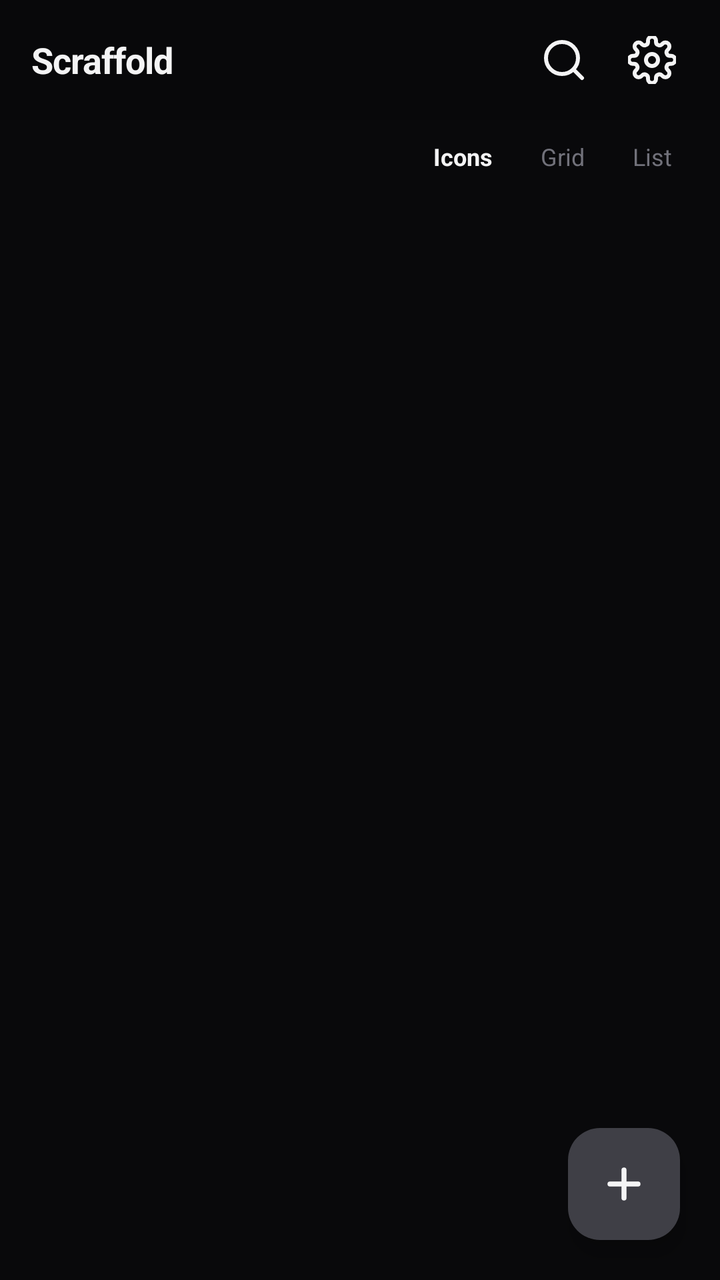
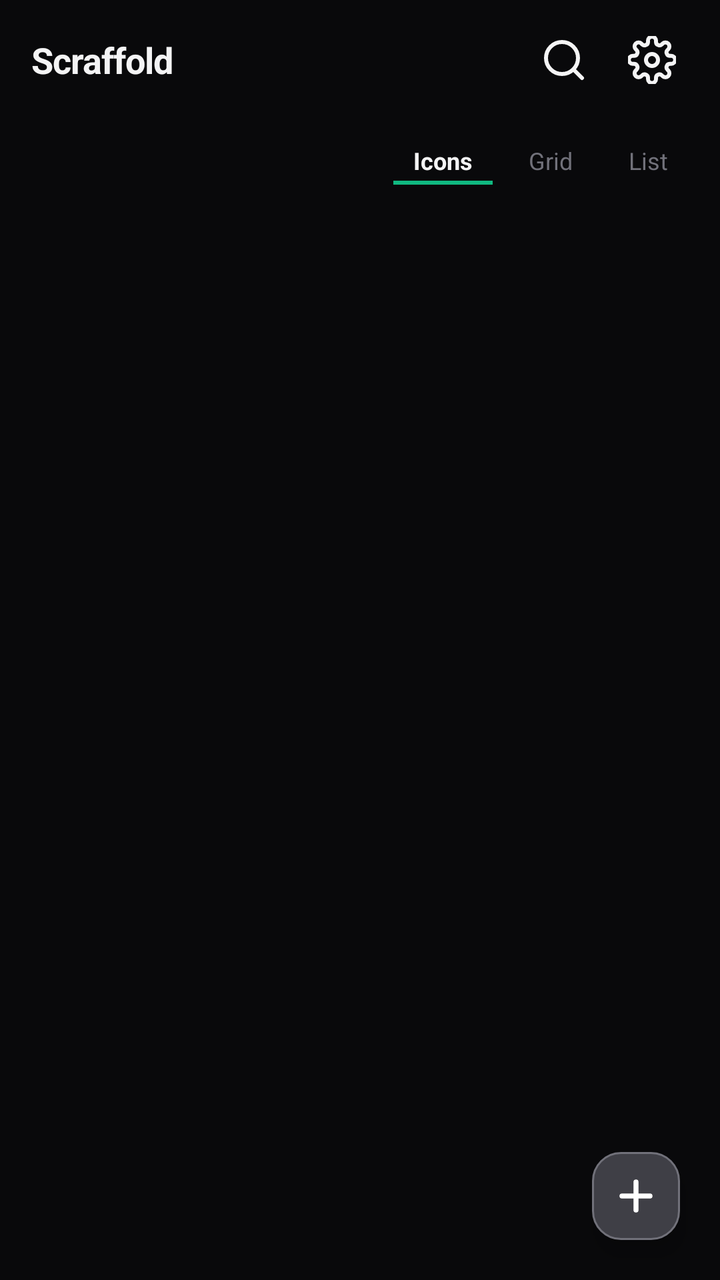

The first picture is an Android layout as it rendered before a commit; the second is the same layout after the commit. The layout source and the unified diff follow.
<!-- AndroidManifest.xml: application theme Theme.Scaffold -->
<!-- res/layout/activity_main.xml -->
<?xml version="1.0" encoding="utf-8"?>
<androidx.constraintlayout.widget.ConstraintLayout xmlns:android="http://schemas.android.com/apk/res/android"
    xmlns:app="http://schemas.android.com/apk/res-auto"
    android:layout_width="match_parent"
    android:layout_height="match_parent"
    android:background="@color/bg_primary">

    
    <LinearLayout
        android:id="@+id/header_layout"
        android:layout_width="match_parent"
        android:layout_height="wrap_content"
        android:orientation="horizontal"
        android:gravity="center_vertical"
        android:paddingHorizontal="16dp"
        android:paddingVertical="12dp"
        android:background="#10000000"
        app:layout_constraintTop_toTopOf="parent">

        <TextView
            android:id="@+id/tv_app_title"
            android:layout_width="0dp"
            android:layout_height="wrap_content"
            android:layout_weight="1"
            android:text="@string/shelf_title"
            android:textColor="@color/text_primary"
            android:textSize="18sp"
            android:textStyle="bold"
            android:letterSpacing="-0.02" />

        
        <ImageButton
            android:id="@+id/btn_toggle_search"
            android:layout_width="36dp"
            android:layout_height="36dp"
            android:background="?attr/selectableItemBackgroundBorderless"
            android:src="@drawable/ic_search"
            android:contentDescription="Search" />

        
        <ImageButton
            android:id="@+id/btn_settings"
            android:layout_width="36dp"
            android:layout_height="36dp"
            android:layout_marginStart="8dp"
            android:background="?attr/selectableItemBackgroundBorderless"
            android:src="@drawable/ic_settings"
            android:contentDescription="Settings" />
    </LinearLayout>

    
    <FrameLayout
        android:id="@+id/search_container"
        android:layout_width="match_parent"
        android:layout_height="wrap_content"
        android:visibility="gone"
        android:paddingHorizontal="12dp"
        android:paddingBottom="8dp"
        android:background="#15121215"
        app:layout_constraintTop_toBottomOf="@id/header_layout">

        <EditText
            android:id="@+id/et_search"
            android:layout_width="match_parent"
            android:layout_height="38dp"
            android:background="@drawable/bg_card"
            android:paddingHorizontal="12dp"
            android:hint="@string/search_hint"
            android:textColor="@color/text_primary"
            android:textColorHint="@color/text_muted"
            android:textSize="13sp"
            android:imeOptions="actionSearch"
            android:inputType="text" />
    </FrameLayout>

    
    <LinearLayout
        android:id="@+id/layout_switcher_container"
        android:layout_width="match_parent"
        android:layout_height="wrap_content"
        android:orientation="horizontal"
        android:gravity="end|center_vertical"
        android:paddingHorizontal="16dp"
        android:paddingVertical="6dp"
        app:layout_constraintTop_toBottomOf="@id/search_container">

        <TextView
            android:id="@+id/tab_icons"
            android:layout_width="wrap_content"
            android:layout_height="wrap_content"
            android:text="@string/view_icons"
            android:textColor="@color/text_primary"
            android:textSize="12sp"
            android:textStyle="bold"
            android:paddingHorizontal="8dp"
            android:paddingVertical="4dp" />

        <TextView
            android:id="@+id/tab_grid"
            android:layout_width="wrap_content"
            android:layout_height="wrap_content"
            android:text="@string/view_grid"
            android:textColor="@color/text_muted"
            android:textSize="12sp"
            android:paddingHorizontal="8dp"
            android:paddingVertical="4dp"
            android:layout_marginStart="8dp" />

        <TextView
            android:id="@+id/tab_list"
            android:layout_width="wrap_content"
            android:layout_height="wrap_content"
            android:text="@string/view_list"
            android:textColor="@color/text_muted"
            android:textSize="12sp"
            android:paddingHorizontal="8dp"
            android:paddingVertical="4dp"
            android:layout_marginStart="8dp" />
    </LinearLayout>

    
    <androidx.recyclerview.widget.RecyclerView
        android:id="@+id/rv_shelf"
        android:layout_width="match_parent"
        android:layout_height="0dp"
        android:paddingHorizontal="8dp"
        android:paddingTop="8dp"
        android:paddingBottom="72dp"
        android:clipToPadding="false"
        app:layout_constraintTop_toBottomOf="@id/layout_switcher_container"
        app:layout_constraintBottom_toBottomOf="parent" />

    
    <com.google.android.material.floatingactionbutton.FloatingActionButton
        android:id="@+id/fab_add_app"
        android:layout_width="wrap_content"
        android:layout_height="wrap_content"
        android:layout_margin="20dp"
        android:src="@drawable/ic_add"
        app:backgroundTint="#3F3F46"
        app:tint="@color/text_primary"
        app:shapeAppearanceOverlay="@style/Theme.Scaffold"
        app:layout_constraintBottom_toBottomOf="parent"
        app:layout_constraintEnd_toEndOf="parent"
        android:contentDescription="@string/add_web_app" />

</androidx.constraintlayout.widget.ConstraintLayout>
<!-- resources referenced by this layout -->
<resources>
  <color name="bg_primary">#09090B</color>
  <color name="text_muted">#71717A</color>
  <color name="text_primary">#F4F4F5</color>
  <!-- drawable bg_card (drawable) -->
  <?xml version="1.0" encoding="utf-8"?>
  <shape xmlns:android="http://schemas.android.com/apk/res/android"
      android:shape="rectangle">
      <solid android:color="@color/bg_surface" />
      <stroke
          android:width="1dp"
          android:color="@color/border_primary" />
      <corners android:radius="10dp" />
  </shape>
  <!-- drawable ic_add (drawable) -->
  <vector xmlns:android="http://schemas.android.com/apk/res/android"
      android:width="24dp"
      android:height="24dp"
      android:viewportWidth="24"
      android:viewportHeight="24">
      <path
          android:strokeColor="#FFFFFF"
          android:strokeWidth="2.5"
          android:strokeLineCap="round"
          android:strokeLineJoin="round"
          android:pathData="M12,5 L12,19 M5,12 L19,12" />
  </vector>
  <!-- drawable ic_search (drawable) -->
  <vector xmlns:android="http://schemas.android.com/apk/res/android"
      android:width="24dp"
      android:height="24dp"
      android:viewportWidth="24"
      android:viewportHeight="24">
      <path
          android:strokeColor="#F4F4F5"
          android:strokeWidth="2"
          android:strokeLineCap="round"
          android:strokeLineJoin="round"
          android:pathData="M11,19 A8,8 0 1,0 11,3 A8,8 0 0,0 11,19 Z M21,21 L16.65,16.65" />
  </vector>
  <string name="add_web_app">Add WebApp</string>
  <string name="search_hint">Search apps or domains...</string>
  <string name="shelf_title">Scraffold</string>
  <string name="view_grid">Grid</string>
  <string name="view_icons">Icons</string>
  <string name="view_list">List</string>
  <color name="bg_surface">#121215</color>
  <color name="border_primary">#27272A</color>
  <color name="accent_emerald">#10B981</color>
  <color name="text_on_accent">#000000</color>
  <!-- unchanged entries left out for length: 2 -->
</resources>

<!-- the commit's change to res/layout/activity_main.xml (unified diff, before → after) -->
@@ -1,6 +1,7 @@
 <?xml version="1.0" encoding="utf-8"?>
 <androidx.constraintlayout.widget.ConstraintLayout xmlns:android="http://schemas.android.com/apk/res/android"
     xmlns:app="http://schemas.android.com/apk/res-auto"
+    android:id="@+id/main_root_layout"
     android:layout_width="match_parent"
     android:layout_height="match_parent"
     android:background="@color/bg_primary">
@@ -14,7 +15,7 @@
         android:gravity="center_vertical"
         android:paddingHorizontal="16dp"
         android:paddingVertical="12dp"
-        android:background="#10000000"
+        android:background="#15121215"
         app:layout_constraintTop_toTopOf="parent">
 
         <TextView
@@ -54,7 +55,7 @@
         android:layout_width="match_parent"
         android:layout_height="wrap_content"
         android:visibility="gone"
-        android:paddingHorizontal="12dp"
+        android:paddingHorizontal="14dp"
         android:paddingBottom="8dp"
         android:background="#15121215"
         app:layout_constraintTop_toBottomOf="@id/header_layout">
@@ -81,7 +82,7 @@
         android:orientation="horizontal"
         android:gravity="end|center_vertical"
         android:paddingHorizontal="16dp"
-        android:paddingVertical="6dp"
+        android:paddingVertical="8dp"
         app:layout_constraintTop_toBottomOf="@id/search_container">
 
         <TextView
@@ -92,8 +93,9 @@
             android:textColor="@color/text_primary"
             android:textSize="12sp"
             android:textStyle="bold"
-            android:paddingHorizontal="8dp"
-            android:paddingVertical="4dp" />
+            android:paddingHorizontal="10dp"
+            android:paddingVertical="4dp"
+            android:background="@drawable/bg_tab_active" />
 
         <TextView
             android:id="@+id/tab_grid"
@@ -102,9 +104,10 @@
             android:text="@string/view_grid"
             android:textColor="@color/text_muted"
             android:textSize="12sp"
-            android:paddingHorizontal="8dp"
+            android:paddingHorizontal="10dp"
             android:paddingVertical="4dp"
-            android:layout_marginStart="8dp" />
+            android:layout_marginStart="8dp"
+            android:background="@drawable/bg_tab_inactive" />
 
         <TextView
             android:id="@+id/tab_list"
@@ -113,9 +116,54 @@
             android:text="@string/view_list"
             android:textColor="@color/text_muted"
             android:textSize="12sp"
-            android:paddingHorizontal="8dp"
+            android:paddingHorizontal="10dp"
             android:paddingVertical="4dp"
-            android:layout_marginStart="8dp" />
+            android:layout_marginStart="8dp"
+            android:background="@drawable/bg_tab_inactive" />
+    </LinearLayout>
+
+    
+    <LinearLayout
+        android:id="@+id/empty_state_container"
+        android:layout_width="match_parent"
+        android:layout_height="0dp"
+        android:orientation="vertical"
+        android:gravity="center"
+        android:visibility="gone"
+        android:padding="24dp"
+        app:layout_constraintTop_toBottomOf="@id/layout_switcher_container"
+        app:layout_constraintBottom_toBottomOf="parent">
+
+        <FrameLayout
+            android:layout_width="64dp"
+            android:layout_height="64dp"
+            android:background="@drawable/bg_squircle_emerald">
+
+            <ImageView
+                android:layout_width="28dp"
+                android:layout_height="28dp"
+                android:layout_gravity="center"
+                android:src="@drawable/ic_add"
+                app:tint="@color/accent_emerald"
+                android:contentDescription="Add App" />
+        </FrameLayout>
+
+        <TextView
+            android:layout_width="wrap_content"
+            android:layout_height="wrap_content"
+            android:layout_marginTop="14dp"
+            android:text="Your shelf is empty"
+            android:textColor="@color/text_primary"
+            android:textSize="15sp"
+            android:textStyle="bold" />
+
+        <TextView
+            android:layout_width="wrap_content"
+            android:layout_height="wrap_content"
+            android:layout_marginTop="4dp"
+            android:text="Tap + below to add your first WebApp"
+            android:textColor="@color/text_muted"
+            android:textSize="12sp" />
     </LinearLayout>
 
     
@@ -124,22 +172,22 @@
         android:layout_width="match_parent"
         android:layout_height="0dp"
         android:paddingHorizontal="8dp"
-        android:paddingTop="8dp"
-        android:paddingBottom="72dp"
+        android:paddingTop="6dp"
+        android:paddingBottom="76dp"
         android:clipToPadding="false"
         app:layout_constraintTop_toBottomOf="@id/layout_switcher_container"
         app:layout_constraintBottom_toBottomOf="parent" />
 
     
-    <com.google.android.material.floatingactionbutton.FloatingActionButton
+    <ImageButton
         android:id="@+id/fab_add_app"
-        android:layout_width="wrap_content"
-        android:layout_height="wrap_content"
+        android:layout_width="44dp"
+        android:layout_height="44dp"
         android:layout_margin="20dp"
+        android:background="@drawable/bg_fab"
         android:src="@drawable/ic_add"
-        app:backgroundTint="#3F3F46"
-        app:tint="@color/text_primary"
-        app:shapeAppearanceOverlay="@style/Theme.Scaffold"
+        android:scaleType="centerInside"
+        android:elevation="6dp"
         app:layout_constraintBottom_toBottomOf="parent"
         app:layout_constraintEnd_toEndOf="parent"
         android:contentDescription="@string/add_web_app" />
<!-- resource entries referenced after the edit -->
@@ -12,6 +12,55 @@
           android:width="1dp"
           android:color="@color/border_primary" />
       <corners android:radius="10dp" />
+  </shape>
+  <!-- drawable bg_fab (drawable) -->
+  <?xml version="1.0" encoding="utf-8"?>
+  <ripple xmlns:android="http://schemas.android.com/apk/res/android"
+      android:color="#52525B">
+      <item>
+          <shape android:shape="rectangle">
+              <solid android:color="#3F3F46" />
+              <stroke
+                  android:width="1dp"
+                  android:color="#71717A" />
+              <corners android:radius="14dp" />
+          </shape>
+      </item>
+  </ripple>
+  <!-- drawable bg_squircle_emerald (drawable) -->
+  <?xml version="1.0" encoding="utf-8"?>
+  <shape xmlns:android="http://schemas.android.com/apk/res/android"
+      android:shape="rectangle">
+      <gradient
+          android:type="linear"
+          android:angle="315"
+          android:startColor="#1E3A2F"
+          android:endColor="#091410" />
+      <stroke
+          android:width="1dp"
+          android:color="#4D10B981" />
+      <corners android:radius="14dp" />
+  </shape>
+  <!-- drawable bg_tab_active (drawable) -->
+  <?xml version="1.0" encoding="utf-8"?>
+  <layer-list xmlns:android="http://schemas.android.com/apk/res/android">
+      <item
+          android:top="-2dp"
+          android:left="-2dp"
+          android:right="-2dp">
+          <shape android:shape="rectangle">
+              <stroke
+                  android:width="2dp"
+                  android:color="@color/accent_emerald" />
+              <solid android:color="@android:color/transparent" />
+          </shape>
+      </item>
+  </layer-list>
+  <!-- drawable bg_tab_inactive (drawable) -->
+  <?xml version="1.0" encoding="utf-8"?>
+  <shape xmlns:android="http://schemas.android.com/apk/res/android"
+      android:shape="rectangle">
+      <solid android:color="@android:color/transparent" />
   </shape>
   <!-- drawable ic_add (drawable) -->
   <vector xmlns:android="http://schemas.android.com/apk/res/android"
